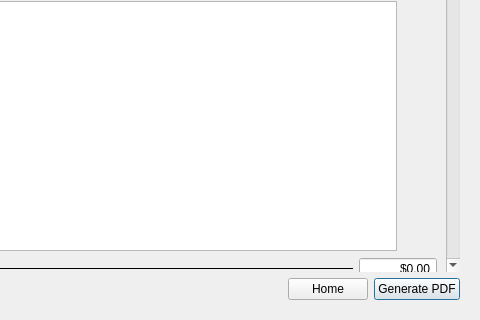
Above: app/ui/customerEstimate.ui from viana-vitor/Handie before the change; both pictures show x 392 to 872 and y 399 to 719 of the 872 by 719 pixel window. Below: the same form after it.
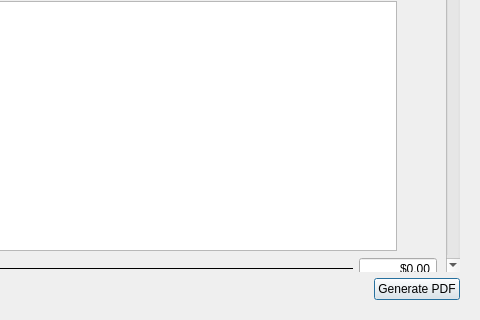
That is the form after the change.

The edit to the form file:
```diff
--- a/app/ui/customerEstimate.ui
+++ b/app/ui/customerEstimate.ui
@@ -1629,13 +1629,6 @@
            </property>
           </spacer>
          </item>
-         <item>
-          <widget class="QPushButton" name="homePushButton">
-           <property name="text">
-            <string>Home</string>
-           </property>
-          </widget>
-         </item>
          <item>
           <widget class="QPushButton" name="pdfPushButton">
            <property name="text">
```
Left out of the diff: 2 changed lines with no effect on the pictures.
